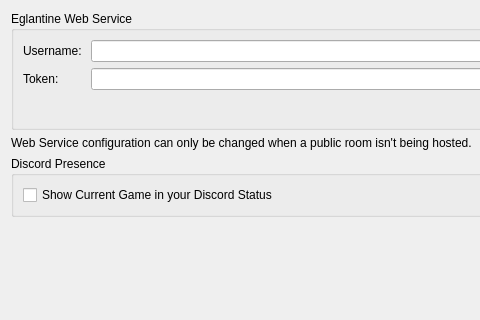
Qt form src/yuzu/configuration/configure_web.ui (joaotominsilva-dev/Charis-Emu) before a commit; both pictures show x 0 to 480 and y 0 to 320 of the 926 by 561 pixel window.
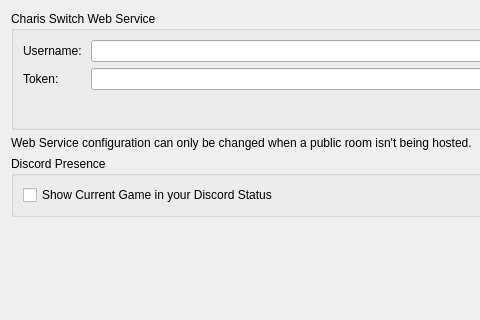
The same form after that commit.

Commit message: Charis 1.1: full Charis branding, Portuguese, covers, continue card, updates, Moonlight merge

The edit to the form file:
```diff
--- a/src/yuzu/configuration/configure_web.ui
+++ b/src/yuzu/configuration/configure_web.ui
@@ -22,7 +22,7 @@
      <item>
       <widget class="QGroupBox" name="groupBoxWebConfig">
        <property name="title">
-        <string>Eglantine Web Service</string>
+        <string>Charis Switch Web Service</string>
        </property>
        <layout class="QVBoxLayout" name="verticalLayoutYuzuWebService">
         <item>
```
The commit also changes 45 other files.
